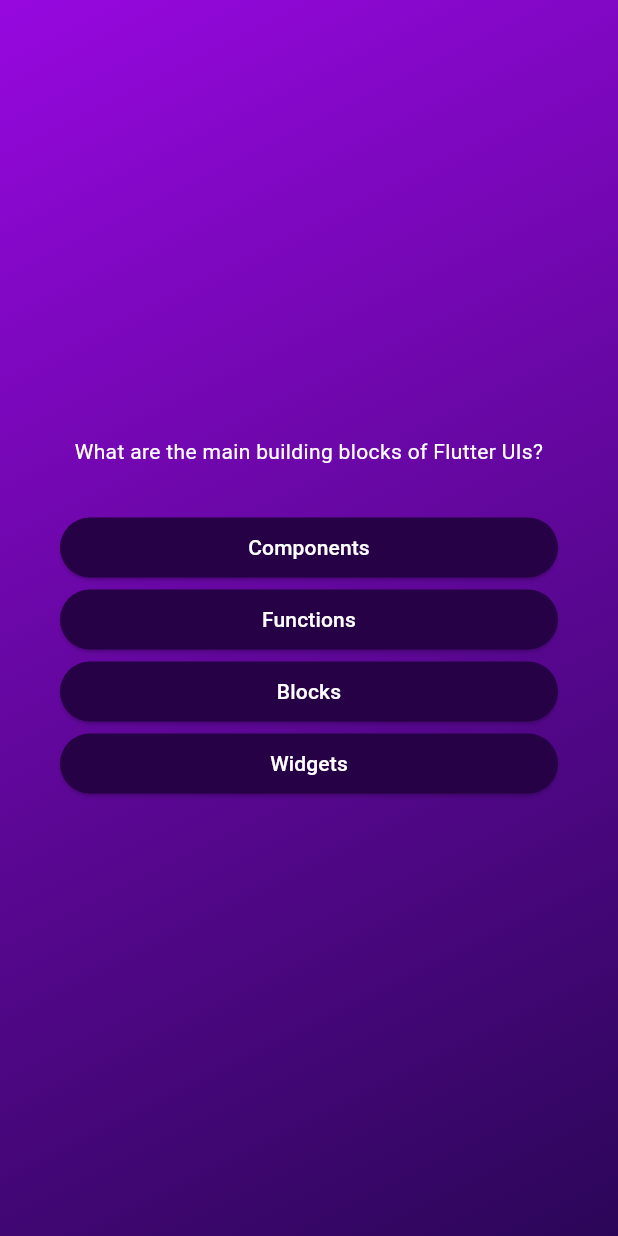
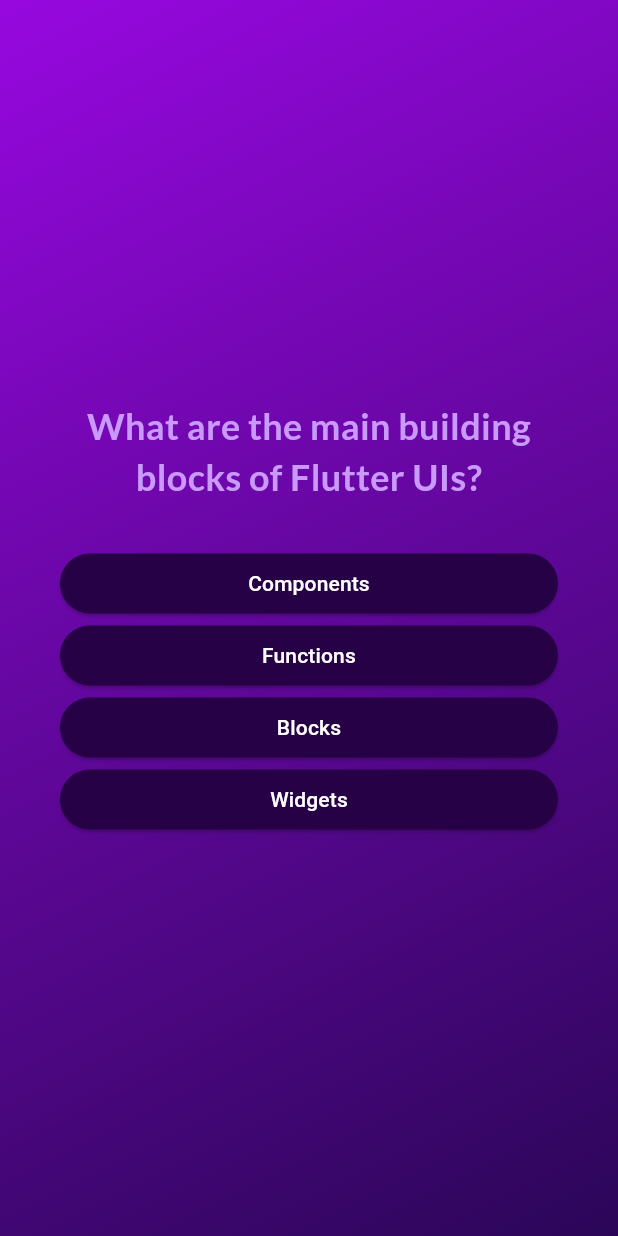
Before and after one commit to Vaishnavi-Kausale/my_quizApp, a Flutter app: the screen it shows after launch, after a tap on "Strat Quiz", on a phone screen of 412 x 824 dp. Run offline on Flutter 3.47's test engine with Material 3 defaults, Android fonts, the phone set to English and light mode, and no system bars; our stand-ins replace google_fonts.

Commit message:
Added changes in quiz app when we answer the question then next question get started

```diff
--- a/lib/questions_screen.dart
+++ b/lib/questions_screen.dart
@@ -1,9 +1,13 @@
 import 'package:flutter/material.dart';
+import 'package:google_fonts/google_fonts.dart';
+
 import 'package:quiz_app/answer_button.dart';
 import 'package:quiz_app/data/questions.dart';
 
 class QuestionsScreen extends StatefulWidget {
-  const QuestionsScreen({super.key});
+  const QuestionsScreen({super.key, required this.onSelectAnswer,});
+
+  final void Function(String answer) onSelectAnswer;
 
   @override
   State<QuestionsScreen> createState() {
@@ -14,7 +18,8 @@ class QuestionsScreen extends StatefulWidget {
 class _QuestionsScreenState extends State<QuestionsScreen> {
     var currentQuestionsIndex = 0;
 
-    void answerQuestions() {
+    void answerQuestion(String selectedAnswer) {
+      widget.onSelectAnswer(selectedAnswer);
       // currentQuestionsIndex = currentQuestionsIndex + 1;
       // currentQuestionsIndex += 1;
       setState(() {
@@ -36,14 +41,20 @@ class _QuestionsScreenState extends State<QuestionsScreen> {
           children: [
             Text(
               currentQuestion.text,
-              style: const TextStyle(
-                color: Colors.white
-                ),
+              style: GoogleFonts.lato(
+                color: const Color.fromARGB(255,201,153,251),
+                fontSize: 24,
+                fontWeight: FontWeight.bold,
+              ),
                 textAlign: TextAlign.center,
             ),
             const SizedBox(height: 30),
             ...currentQuestion.getShuffledAnswers().map((answer) {
-              return AnswerButton(answerText: answer, onTap: answerQuestions,);
+              return AnswerButton(
+                answerText: answer,
+                onTap: () {
+                  answerQuestion(answer);
+                },);
             }
             )
            ],
--- a/lib/quiz.dart
+++ b/lib/quiz.dart
@@ -1,4 +1,6 @@
 import 'package:flutter/material.dart';
+import 'package:quiz_app/data/questions.dart';
+
 import 'package:quiz_app/questions_screen.dart';
 import 'package:quiz_app/start_screen.dart';
 
@@ -12,16 +14,8 @@ class Quiz extends StatefulWidget {
 }
 
 class _QuizState extends State<Quiz> {
+  List<String> selectedAnswers = [];
   var activeScreen = 'start-screen';
-
-  // Widget? activeScreen;
-
-  // @override
-  // void initState() {
-
-  //   activeScreen = StartScreen(switchScreen);
-  //   super.initState();
-  // }
 
   void switchScreen() {
     setState(() {
@@ -29,8 +23,26 @@ class _QuizState extends State<Quiz> {
     });
   }
 
+  void chooseAnswer(String answer) {
+    selectedAnswers.add(answer);
+
+    if (selectedAnswers.length == questions.length) {
+      setState(() {
+        activeScreen = 'start-screen';
+      });
+    }
+  }
+
   @override
   Widget build(context) {
+    Widget screenWidget =  StartScreen(switchScreen);
+
+    if (activeScreen == 'questions-screen') {
+      screenWidget = QuestionsScreen(
+        onSelectAnswer: chooseAnswer,
+        );
+    }
+
     return MaterialApp(
       home: Scaffold(
         body: Container(
@@ -44,9 +56,9 @@ class _QuizState extends State<Quiz> {
               end: Alignment.bottomRight,
             ),
           ),
-          child: activeScreen == 'start-screen'
-          ? StartScreen(switchScreen)
-          : QuestionsScreen(),
+          child: screenWidget //== 'start-screen'
+          // ? StartScreen(switchScreen)
+          // : QuestionsScreen(),
         ),
       ),
     );
--- a/lib/start_screen.dart
+++ b/lib/start_screen.dart
@@ -1,4 +1,5 @@
 import 'package:flutter/material.dart';
+import 'package:google_fonts/google_fonts.dart';
 
 class StartScreen extends StatelessWidget {
   const StartScreen(this.startQuiz, {super.key});
@@ -17,8 +18,8 @@ class StartScreen extends StatelessWidget {
             color: const Color.fromARGB(155, 255, 255, 255),
           ),
           const SizedBox(height: 80,),
-          const Text('Learn Flutter the fun way!!!' ,
-          style:TextStyle(
+          Text('Learn Flutter the fun way!!!' ,
+          style:GoogleFonts.lato(
             color: Color.fromARGB(255, 236, 206, 8),
             fontSize: 20,
           )
--- a/pubspec.yaml
+++ b/pubspec.yaml
@@ -34,6 +34,7 @@ dependencies:
   # The following adds the Cupertino Icons font to your application.
   # Use with the CupertinoIcons class for iOS style icons.
   cupertino_icons: ^1.0.8
+  google_fonts: ^6.2.1
 
 dev_dependencies:
   flutter_test:
```
Also changed, not shown: lib/models/results_screen.dart (added), pubspec.lock, 1 other file.
